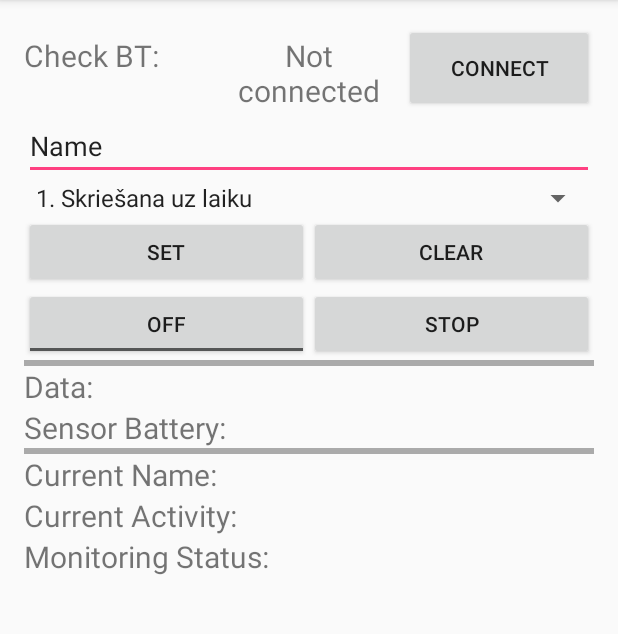
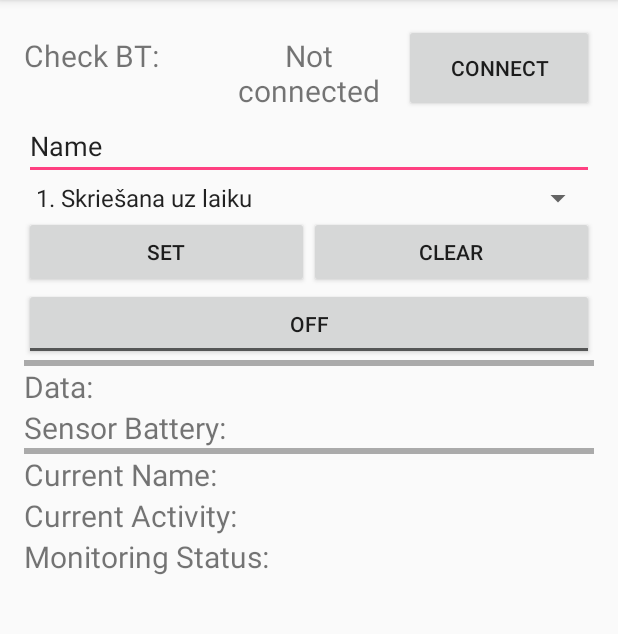
Before and after one commit to ursopanda/ChildrenActivityMonitoring, an Android app: the screen it shows after launch (MainActivity), on a phone screen of 412 x 824 dp, the part 84-718 px from its top. Run offline under Robolectric (Android 15) with nearby library versions, the phone set to English and light mode, and no system bars; 4 statements that could not run were skipped.

```diff
--- a/app/src/main/res/layout/content_main.xml
+++ b/app/src/main/res/layout/content_main.xml
@@ -37,6 +37,7 @@
                 android:layout_weight="1"
                 android:layout_height="match_parent"
                 android:text="Connect"
+                android:id="@+id/connectBluetooth"
                 android:onClick="onClickConnectBluetooth"/>
         </LinearLayout>
         <LinearLayout
@@ -79,7 +80,7 @@
         <LinearLayout
             android:layout_width="match_parent"
             android:layout_height="wrap_content"
-            android:weightSum="2">
+            android:weightSum="1">
             <ToggleButton
                 android:layout_width="0dp"
                 android:layout_height="match_parent"
@@ -88,13 +89,6 @@
                 android:layout_weight="1"
                 android:onClick="onClickStartProcessing"
                 android:checked="false" />
-            <Button
-                android:layout_width="0dp"
-                android:layout_height="match_parent"
-                android:id="@+id/stopMonitoringButton"
-                android:text="Stop"
-                android:layout_weight="1"
-                android:onClick="onClickStopMonitoring"/>
         </LinearLayout>
         <View
             android:layout_width="match_parent"
--- a/build.gradle
+++ b/build.gradle
@@ -5,7 +5,7 @@ buildscript {
         jcenter()
     }
     dependencies {
-        classpath 'com.android.tools.build:gradle:2.1.3'
+        classpath 'com.android.tools.build:gradle:2.2.2'
 
         // NOTE: Do not place your application dependencies here; they belong
         // in the individual module build.gradle files
```
Also changed, not shown: app/build.gradle (+10 -2 lines), app/src/main/java/app/edi/palmprothesismotionmonitoring/MainActivity.java (+63 -9 lines), 1 other file.
